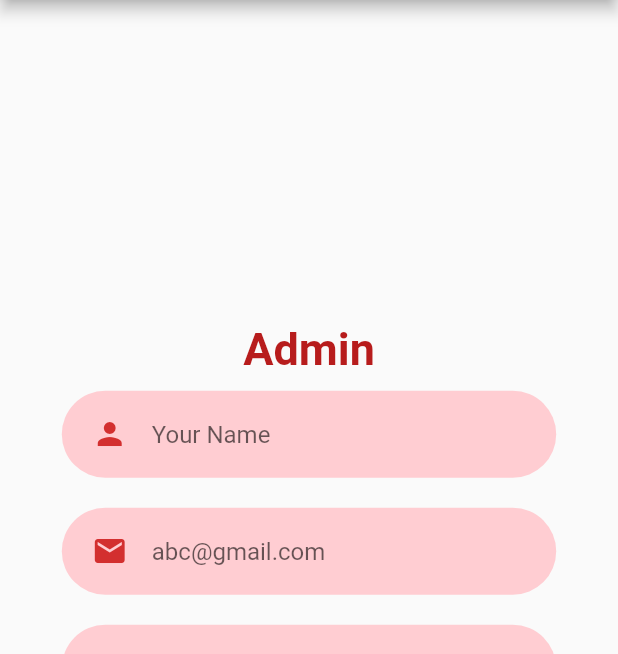
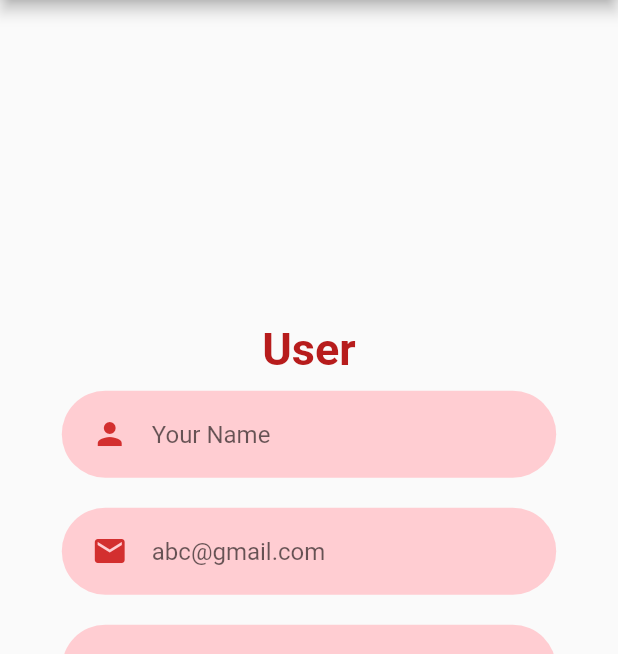
Before and after one commit to TalhaShakel/Kicthen-App, a Flutter app: the User_Log screen opened directly, after a tap on "Login", after a tap on "create new acoount", on a phone screen of 412 x 824 dp, the part 84-738 px from its top. Run offline on Flutter 3.47's test engine with Material 2 defaults, Android fonts, the phone set to English and light mode, and no system bars; our stand-ins replace firebase_auth, firebase_core; accounts and stored records are empty.

Commit message:
firebase login complete

```diff
--- a/lib/screens/admin/admin_sign.dart
+++ b/lib/screens/admin/admin_sign.dart
@@ -92,7 +92,7 @@ class Admin_Sign extends StatelessWidget {
                               context,
                               MaterialPageRoute(
                                   builder: (context) => Admin_Log())))
-                          .whenComplete(() => print("User is register"));
+                          .whenComplete(() => print("admin is register"));
                     }
                   },
                   height: 40.0,
--- a/lib/screens/user/user_login.dart
+++ b/lib/screens/user/user_login.dart
@@ -67,10 +67,16 @@ class User_Log extends StatelessWidget {
                 controler: password,
               ),
               button(
-                  onPressed: () {
+                  onPressed: () async {
                     if (_formKey.currentState!.validate()) {
-                      Navigator.push(context,
-                          MaterialPageRoute(builder: (context) => User_Home()));
+                      await FirebaseAuth.instance
+                          .signInWithEmailAndPassword(
+                              email: email.text, password: password.text)
+                          .whenComplete(() => Navigator.push(
+                              context,
+                              MaterialPageRoute(
+                                  builder: (context) => User_Home())))
+                          .whenComplete(() => print("user is login"));
                     }
                   },
                   height: 40.0,
@@ -78,14 +84,8 @@ class User_Log extends StatelessWidget {
                   text: "Login"),
               TextButton(
                   onPressed: () {
-                    FirebaseAuth.instance
-                        .signInWithEmailAndPassword(
-                            email: email.text, password: password.text)
-                        .whenComplete(() => Navigator.push(
-                            context,
-                            MaterialPageRoute(
-                                builder: (context) => User_Sign())))
-                        .whenComplete(() => print("user is login"));
+                    Navigator.push(context,
+                        MaterialPageRoute(builder: (context) => User_Sign()));
                   },
                   child: Text("create new acoount"))
             ],
--- a/lib/screens/user/user_sign.dart
+++ b/lib/screens/user/user_sign.dart
@@ -34,7 +34,7 @@ class User_Sign extends StatelessWidget {
             mainAxisAlignment: MainAxisAlignment.center,
             children: [
               Text(
-                "Admin",
+                "User",
                 style: TextStyle(
                     fontSize: 30,
                     fontWeight: FontWeight.bold,
@@ -92,7 +92,8 @@ class User_Sign extends StatelessWidget {
                           .whenComplete(() => Navigator.push(
                               context,
                               MaterialPageRoute(
-                                  builder: (context) => User_Log())));
+                                  builder: (context) => User_Log())))
+                          .whenComplete(() => print("User is Register"));
                     }
                   },
                   height: 40.0,
```
Also changed, not shown: lib/screens/admin/admin_login.dart (+9 -5 lines).
